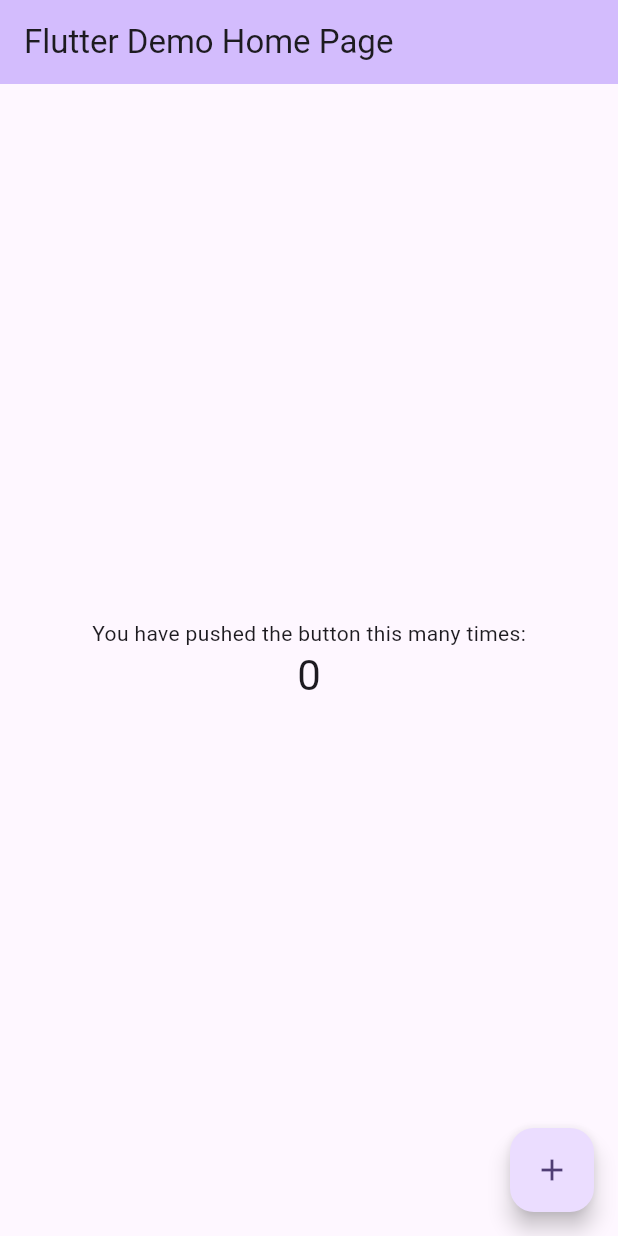
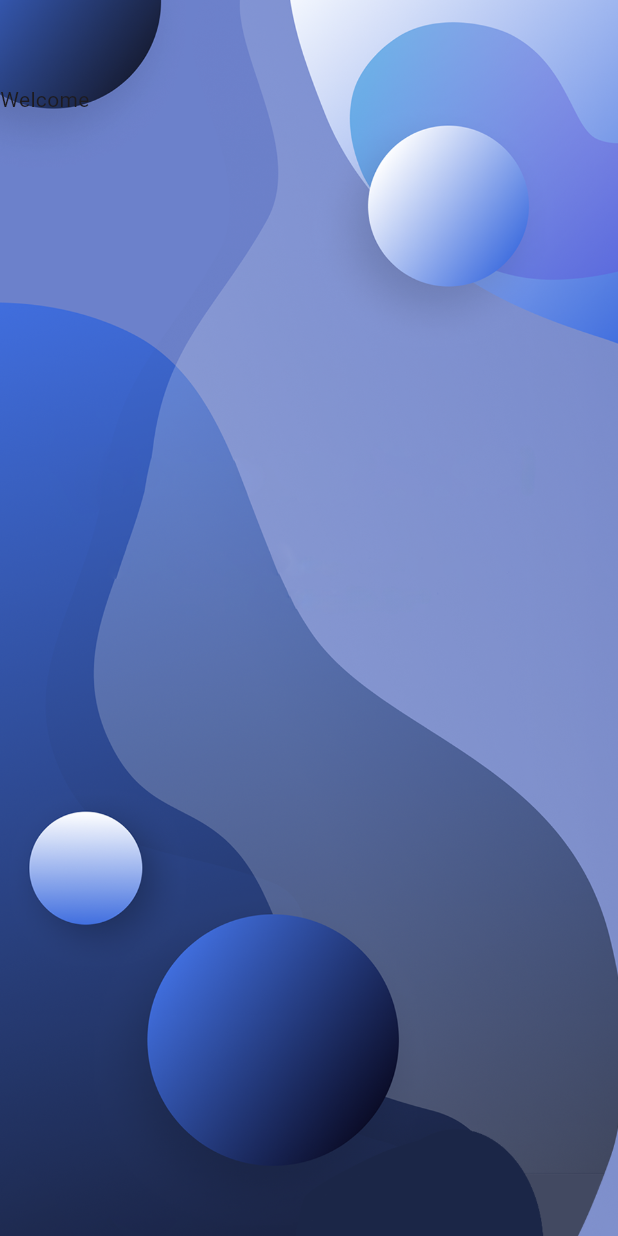
Before and after one commit to azureeeeeeeeeeee/StudySync, a Flutter app: the screen it shows after launch, on a phone screen of 412 x 824 dp. Run offline on Flutter 3.47's test engine with Material 3 defaults, Android fonts, the phone set to English and light mode, and no system bars.

Commit message:
feat(mobile): init auth page

```diff
--- a/mobile/lib/main.dart
+++ b/mobile/lib/main.dart
@@ -1,4 +1,5 @@
 import 'package:flutter/material.dart';
+import 'package:mobile/screens/welcome_screen.dart';
 
 void main() {
   runApp(const MyApp());
@@ -11,6 +12,7 @@
   @override
   Widget build(BuildContext context) {
     return MaterialApp(
+      debugShowCheckedModeBanner: false,
       title: 'Flutter Demo',
       theme: ThemeData(
         // This is the theme of your application.
@@ -30,93 +32,7 @@
         // tested with just a hot reload.
         colorScheme: ColorScheme.fromSeed(seedColor: Colors.deepPurple),
       ),
-      home: const MyHomePage(title: 'Flutter Demo Home Page'),
+      home: const WelcomeScreen(),
     );
   }
 }
-
-class MyHomePage extends StatefulWidget {
-  const MyHomePage({super.key, required this.title});
-
-  // This widget is the home page of your application. It is stateful, meaning
-  // that it has a State object (defined below) that contains fields that affect
-  // how it looks.
-
-  // This class is the configuration for the state. It holds the values (in this
-  // case the title) provided by the parent (in this case the App widget) and
-  // used by the build method of the State. Fields in a Widget subclass are
-  // always marked "final".
-
-  final String title;
-
-  @override
-  State<MyHomePage> createState() => _MyHomePageState();
-}
-
-class _MyHomePageState extends State<MyHomePage> {
-  int _counter = 0;
-
-  void _incrementCounter() {
-    setState(() {
-      // This call to setState tells the Flutter framework that something has
-      // changed in this State, which causes it to rerun the build method below
-      // so that the display can reflect the updated values. If we changed
-      // _counter without calling setState(), then the build method would not be
-      // called again, and so nothing would appear to happen.
-      _counter++;
-    });
-  }
-
-  @override
-  Widget build(BuildContext context) {
-    // This method is rerun every time setState is called, for instance as done
-    // by the _incrementCounter method above.
-    //
-    // The Flutter framework has been optimized to make rerunning build methods
-    // fast, so that you can just rebuild anything that needs updating rather
-    // than having to individually change instances of widgets.
-    return Scaffold(
-      appBar: AppBar(
-        // TRY THIS: Try changing the color here to a specific color (to
-        // Colors.amber, perhaps?) and trigger a hot reload to see the AppBar
-        // change color while the other colors stay the same.
-        backgroundColor: Theme.of(context).colorScheme.inversePrimary,
-        // Here we take the value from the MyHomePage object that was created by
-        // the App.build method, and use it to set our appbar title.
-        title: Text(widget.title),
-      ),
-      body: Center(
-        // Center is a layout widget. It takes a single child and positions it
-        // in the middle of the parent.
-        child: Column(
-          // Column is also a layout widget. It takes a list of children and
-          // arranges them vertically. By default, it sizes itself to fit its
-          // children horizontally, and tries to be as tall as its parent.
-          //
-          // Column has various properties to control how it sizes itself and
-          // how it positions its children. Here we use mainAxisAlignment to
-          // center the children vertically; the main axis here is the vertical
-          // axis because Columns are vertical (the cross axis would be
-          // horizontal).
-          //
-          // TRY THIS: Invoke "debug painting" (choose the "Toggle Debug Paint"
-          // action in the IDE, or press "p" in the console), to see the
-          // wireframe for each widget.
-          mainAxisAlignment: MainAxisAlignment.center,
-          children: <Widget>[
-            const Text('You have pushed the button this many times:'),
-            Text(
-              '$_counter',
-              style: Theme.of(context).textTheme.headlineMedium,
-            ),
-          ],
-        ),
-      ),
-      floatingActionButton: FloatingActionButton(
-        onPressed: _incrementCounter,
-        tooltip: 'Increment',
-        child: const Icon(Icons.add),
-      ), // This trailing comma makes auto-formatting nicer for build methods.
-    );
-  }
-}
--- /dev/null
+++ b/mobile/lib/screens/welcome_screen.dart
@@ -0,0 +1,27 @@
+import 'package:flutter/material.dart';
+
+class WelcomeScreen extends StatelessWidget {
+  const WelcomeScreen({super.key});
+
+  @override
+  Widget build(BuildContext context) {
+    return Scaffold(
+      appBar: AppBar(backgroundColor: Colors.transparent, elevation: 0),
+
+      extendBodyBehindAppBar: true,
+
+      body: Stack(
+        children: [
+          Image.asset(
+            'assets/images/bg1.png',
+            fit: BoxFit.cover,
+            width: double.infinity,
+            height: double.infinity,
+          ),
+
+          SafeArea(child: Text('Welcome')),
+        ],
+      ),
+    );
+  }
+}
--- a/mobile/pubspec.yaml
+++ b/mobile/pubspec.yaml
@@ -34,6 +34,7 @@ dependencies:
   # The following adds the Cupertino Icons font to your application.
   # Use with the CupertinoIcons class for iOS style icons.
   cupertino_icons: ^1.0.8
+  icons_plus: ^5.0.0
 
 dev_dependencies:
   flutter_test:
@@ -58,8 +59,8 @@ flutter:
   uses-material-design: true
 
   # To add assets to your application, add an assets section, like this:
-  # assets:
-  #   - images/a_dot_burr.jpeg
+  assets:
+    - assets/images/
   #   - images/a_dot_ham.jpeg
 
   # An image asset can refer to one or more resolution-specific "variants", see
```
Also changed, not shown: mobile/assets/images/bg1.png (added), mobile/lib/screens/forgot_password_screen.dart (added), mobile/lib/screens/signup_screen.dart (added), mobile/lib/screens/singin_screen.dart (added), mobile/pubspec.lock.
